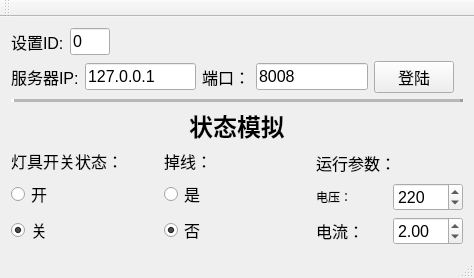
The window that LightDetection/Client/Client.ui (myzhyu/LightDetection) describes before a commit, drawn with Qt 5.
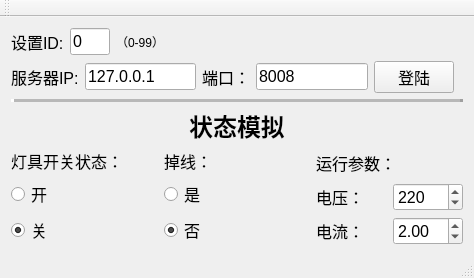
The same window after the commit.

What changed in the file:
```diff
--- a/LightDetection/Client/Client.ui
+++ b/LightDetection/Client/Client.ui
@@ -50,6 +50,13 @@
         </property>
        </widget>
       </item>
+      <item>
+       <widget class="QLabel" name="label_10">
+        <property name="text">
+         <string>（0-99）</string>
+        </property>
+       </widget>
+      </item>
       <item>
        <spacer name="horizontalSpacer_2">
         <property name="orientation">
@@ -299,6 +306,11 @@
          <layout class="QHBoxLayout" name="horizontalLayout_3">
           <item>
            <widget class="QLabel" name="label_7">
+            <property name="font">
+             <font>
+              <pointsize>12</pointsize>
+             </font>
+            </property>
             <property name="text">
              <string>电压：</string>
             </property>
```
